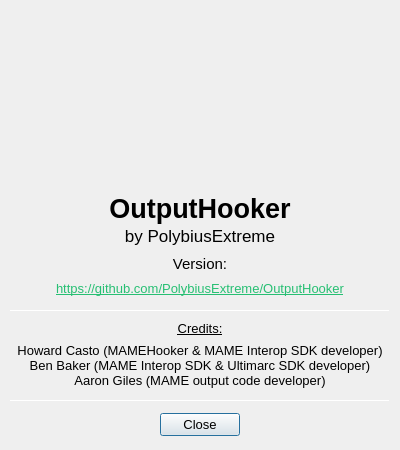
PolybiusExtreme/OutputHooker, file gui/AboutWindow.ui: the form before one commit.
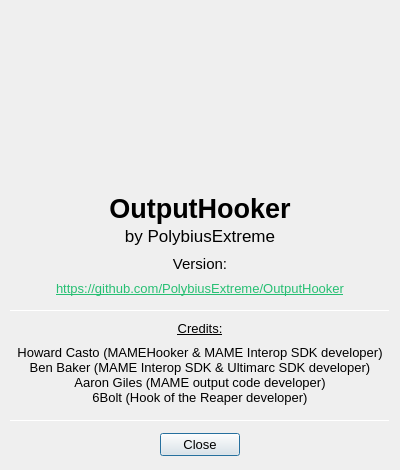
The form after the commit. Icons and pictures are not drawn.

Diff of the .ui file:
```diff
--- a/gui/AboutWindow.ui
+++ b/gui/AboutWindow.ui
@@ -7,7 +7,7 @@
     <x>0</x>
     <y>0</y>
     <width>400</width>
-    <height>450</height>
+    <height>470</height>
    </rect>
   </property>
   <property name="windowTitle">
@@ -118,7 +118,7 @@
    <property name="geometry">
     <rect>
      <x>10</x>
-     <y>330</y>
+     <y>340</y>
      <width>380</width>
      <height>70</height>
     </rect>
@@ -132,7 +132,8 @@
    <property name="text">
     <string>Howard Casto (MAMEHooker &amp; MAME Interop SDK developer)
 Ben Baker (MAME Interop SDK &amp; Ultimarc SDK developer)
-Aaron Giles (MAME output code developer)</string>
+Aaron Giles (MAME output code developer)
+6Bolt (Hook of the Reaper developer)</string>
    </property>
    <property name="alignment">
     <set>Qt::AlignmentFlag::AlignCenter</set>
@@ -145,7 +146,7 @@
    <property name="geometry">
     <rect>
      <x>10</x>
-     <y>400</y>
+     <y>420</y>
      <width>380</width>
      <height>1</height>
     </rect>
@@ -158,7 +159,7 @@
    <property name="geometry">
     <rect>
      <x>10</x>
-     <y>410</y>
+     <y>430</y>
      <width>380</width>
      <height>30</height>
     </rect>
```
